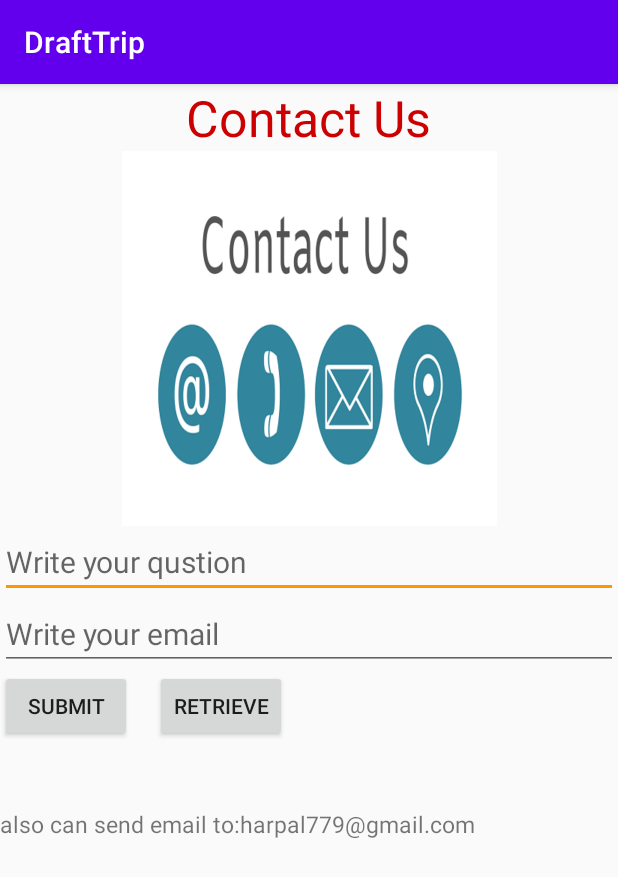
After one commit to Navan005/DraftTrip, an Android app: the Contact screen opened directly, with no data from a screen before it, on a phone screen of 412 x 824 dp. The commit adds this screen. Shown: the top 877 px of the screen. Run offline under Robolectric (Android 15) with nearby library versions, the phone set to English and light mode, and no system bars.

Commit message:
Contact Page

```diff
--- a/app/src/main/AndroidManifest.xml
+++ b/app/src/main/AndroidManifest.xml
@@ -10,7 +10,8 @@
         android:roundIcon="@mipmap/ic_launcher_round"
         android:supportsRtl="true"
         android:theme="@style/AppTheme">
-        <activity android:name=".Paynow"></activity>
+        <activity android:name=".Contact"></activity>
+        <activity android:name=".Paynow" />
         <activity android:name=".RegisterActivity" />
         <activity android:name=".signin" />
         <activity android:name=".Signup" />
@@ -28,9 +29,6 @@
         <activity android:name=".CountrylistActivity" />
         <activity android:name=".VillalistActivity" />
         <activity android:name=".ApartmentlistActivity" />
-
-
-
     </application>
 
 </manifest>
--- /dev/null
+++ b/app/src/main/java/com/example/drafttrip/Contact.java
@@ -0,0 +1,14 @@
+package com.example.drafttrip;
+
+import androidx.appcompat.app.AppCompatActivity;
+
+import android.os.Bundle;
+
+public class Contact extends AppCompatActivity {
+
+    @Override
+    protected void onCreate(Bundle savedInstanceState) {
+        super.onCreate(savedInstanceState);
+        setContentView(R.layout.activity_contact);
+    }
+}
--- a/app/src/main/java/com/example/drafttrip/MainActivity.java
+++ b/app/src/main/java/com/example/drafttrip/MainActivity.java
@@ -14,6 +14,7 @@ public class MainActivity extends AppCompatActivity {
 
     private Button signup;
     private Button login;
+    private Button contact;
 
     @Override
     protected void onCreate(Bundle savedInstanceState) {
@@ -43,7 +44,14 @@ signup=(Button)findViewById(R.id.button2);
                 startActivity(intent1);
             }
         });
-
+        contact=(Button)findViewById(R.id.button4);
+        contact.setOnClickListener(new View.OnClickListener() {
+            @Override
+            public void onClick(View view) {
+                Intent intent1=new Intent(MainActivity.this, Contact.class);
+                startActivity(intent1);
+            }
+        });
 
     }
 
--- /dev/null
+++ b/app/src/main/res/layout/activity_contact.xml
@@ -0,0 +1,85 @@
+<?xml version="1.0" encoding="utf-8"?>
+<LinearLayout xmlns:android="http://schemas.android.com/apk/res/android"
+    xmlns:app="http://schemas.android.com/apk/res-auto"
+    xmlns:tools="http://schemas.android.com/tools"
+    android:layout_width="match_parent"
+    android:layout_height="match_parent"
+    tools:context=".Contact"
+    android:orientation="vertical"
+    >
+
+
+    <TextView
+        android:id="@+id/contact_us"
+        android:layout_width="wrap_content"
+        android:layout_height="wrap_content"
+        android:text="Contact Us"
+        android:textColor="@android:color/holo_red_dark"
+        android:textSize="33sp"
+        android:layout_gravity="center"/>
+
+    <ImageView
+        android:id="@+id/imageView"
+        android:layout_width="match_parent"
+        android:layout_height="250dp"
+        app:srcCompat="@drawable/contact" />
+
+
+    <EditText
+        android:id="@+id/question"
+        android:layout_width="match_parent"
+        android:layout_height="wrap_content"
+        android:hint="Write your qustion"
+        android:textSize="20sp" />
+
+
+    <EditText
+        android:id="@+id/email"
+        android:layout_width="match_parent"
+        android:layout_height="wrap_content"
+        android:textSize="20sp"
+        android:hint="Write your email" />
+
+    <RelativeLayout
+        android:layout_width="match_parent"
+        android:layout_height="wrap_content"
+        android:layout_alignParentLeft="true"
+        android:layout_alignParentTop="true">
+
+
+        <Button
+            android:id="@+id/submit"
+            android:layout_width="wrap_content"
+            android:layout_height="wrap_content"
+            android:layout_gravity="center"
+            android:text="Submit" />
+
+        <Button
+            android:id="@+id/retrieve"
+            android:layout_width="wrap_content"
+            android:layout_height="wrap_content"
+            android:layout_gravity="center"
+            android:layout_marginStart="15dp"
+            android:layout_marginLeft="95dp"
+            android:layout_marginEnd="15dp"
+            android:layout_marginRight="15dp"
+            android:layout_toRightOf="@+id/submit"
+            android:text="Retrieve" />
+
+    </RelativeLayout>
+
+    <Space
+        android:layout_width="match_parent"
+        android:layout_height="44dp" />
+
+    <TextView
+        android:id="@+id/email_app"
+        android:layout_width="match_parent"
+        android:layout_height="wrap_content"
+        android:text="also can send email to:harpal779@gmail.com"
+        android:textSize="15sp" />
+
+
+
+
+</LinearLayout>
```
Also changed, not shown: app/src/main/res/drawable-v24/contact.png (added).
